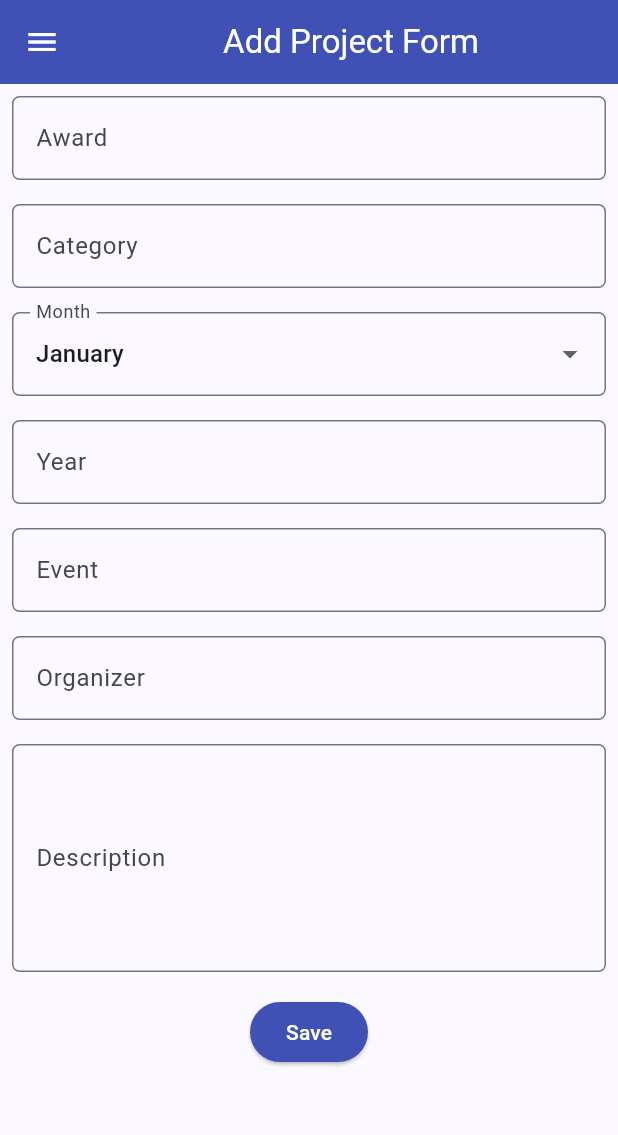
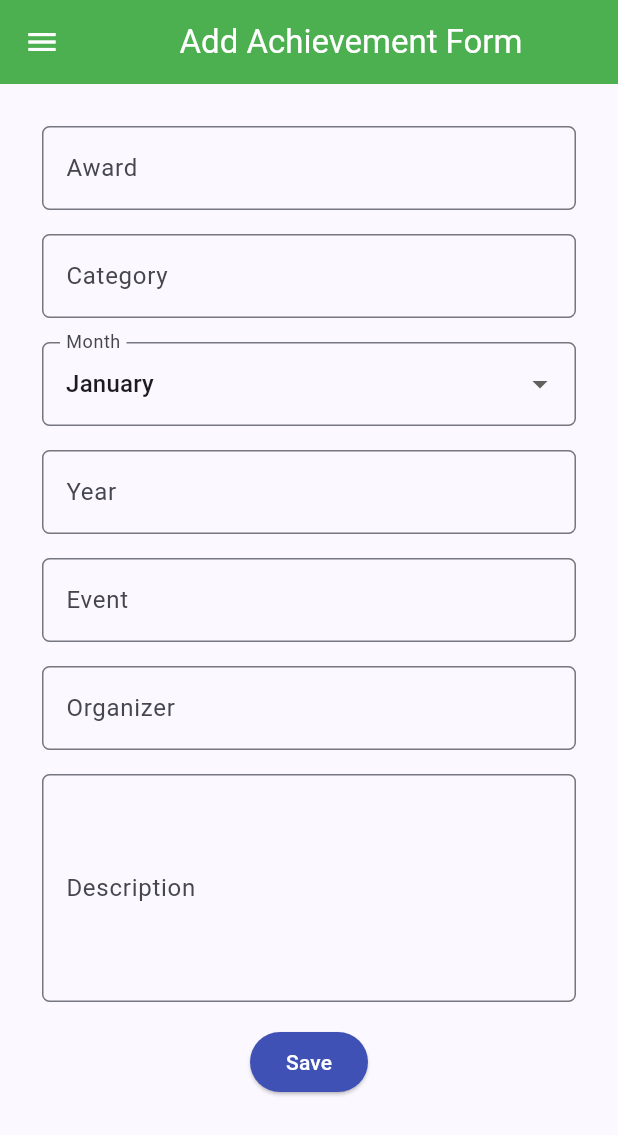
Before and after one commit to vlixl/myportofolio_mobile, a Flutter app: the screen it shows after launch, in the side drawer, after a tap on "Add Achievement", on a phone screen of 412 x 824 dp. Shown: the top 1135 px of the screen. Run offline on Flutter 3.47's test engine with Material 3 defaults, Android fonts, the phone set to English and light mode, and no system bars; our stand-ins replace material_ui.

Commit message:
refactor(achievement form): refactor and style achievement form

```diff
--- a/lib/screens/achievement_form.dart
+++ b/lib/screens/achievement_form.dart
@@ -36,29 +36,53 @@ class _AchievementFormPageState extends State<AchievementFormPage> {
 
   @override
   Widget build(BuildContext context) {
-    return Scaffold(
-      appBar: AppBar(
-        title: const Center(child: Text('Add Project Form')),
-        backgroundColor: Colors.indigo,
-        foregroundColor: Colors.white,
-      ),
-      drawer: const LeftDrawer(),
-      body: Form(
+
+    Widget form = Form(
       key: _formKey,
       child: SingleChildScrollView(
         child: Column(
           crossAxisAlignment: CrossAxisAlignment.start,
           children: [
-              // === Achievement Award ===
-              Padding(
+            _buildAwardField(),
+            _buildCategoryField(),
+            _buildMonthField(),
+            _buildYearField(),
+            _buildEventField(),
+            _buildOrganizerField(),
+            _buildDescriptionField(),
+            _buildSubmitButton(),
+          ],
+        ),
+      ),
+    );
+
+    return Scaffold(
+      appBar: AppBar(
+        title: const Center(child: Text('Add Achievement Form')),
+        backgroundColor: Colors.green,
+        foregroundColor: Colors.white,
+      ),
+      drawer: const LeftDrawer(),
+      body: SingleChildScrollView(
+        child: Center(
+          child: Container(
+            margin: const EdgeInsets.all(20),
+            constraints: const BoxConstraints(maxWidth: 600),
+            child: form,
+          ),
+        ),
+      ),
+    );
+  }
+
+  Widget _buildAwardField() {
+    return Padding(
       padding: const EdgeInsets.all(8.0),
       child: TextFormField(
         decoration: InputDecoration(
           hintText: "1st Place",
           labelText: "Award",
-                    border: OutlineInputBorder(
-                      borderRadius: BorderRadius.circular(5.0),
-                    ),
+          border: OutlineInputBorder(borderRadius: BorderRadius.circular(5.0)),
         ),
         onChanged: (String? value) {
           setState(() {
@@ -72,18 +96,17 @@ class _AchievementFormPageState extends State<AchievementFormPage> {
           return null;
         },
       ),
-              ),
+    );
+  }
 
-              // === Achievement Category ===
-              Padding(
+  Widget _buildCategoryField() {
+    return Padding(
       padding: const EdgeInsets.all(8.0),
       child: TextFormField(
         decoration: InputDecoration(
           hintText: "Example: Mathematics, English, etc. (Optional)",
           labelText: "Category",
-                    border: OutlineInputBorder(
-                      borderRadius: BorderRadius.circular(5.0),
-                    ),
+          border: OutlineInputBorder(borderRadius: BorderRadius.circular(5.0)),
         ),
         onChanged: (String? value) {
           setState(() {
@@ -91,25 +114,22 @@ class _AchievementFormPageState extends State<AchievementFormPage> {
           });
         },
       ),
-              ),
+    );
+  }
 
-              // === Award Month ===
-              Padding(
+  Widget _buildMonthField() {
+    return Padding(
       padding: const EdgeInsets.all(8.0),
       child: DropdownButtonFormField<String>(
         decoration: InputDecoration(
           labelText: "Month",
-                    border: OutlineInputBorder(
-                      borderRadius: BorderRadius.circular(5.0),
-                    ),
+          border: OutlineInputBorder(borderRadius: BorderRadius.circular(5.0)),
         ),
         initialValue: _month,
         items: _months
             .map(
-                        (category) => DropdownMenuItem(
-                          value: category,
-                          child: Text(category),
-                        ),
+              (category) =>
+                  DropdownMenuItem(value: category, child: Text(category)),
             )
             .toList(),
         onChanged: (String? newValue) {
@@ -118,18 +138,17 @@ class _AchievementFormPageState extends State<AchievementFormPage> {
           });
         },
       ),
-              ),
+    );
+  }
 
-              // === Achievement Year ===
-              Padding(
+  Widget _buildYearField() {
+    return Padding(
       padding: const EdgeInsets.all(8.0),
       child: TextFormField(
         decoration: InputDecoration(
           hintText: "2026",
           labelText: "Year",
-                    border: OutlineInputBorder(
-                      borderRadius: BorderRadius.circular(5.0),
-                    ),
+          border: OutlineInputBorder(borderRadius: BorderRadius.circular(5.0)),
         ),
         onChanged: (String? value) {
           setState(() {
@@ -140,28 +159,26 @@ class _AchievementFormPageState extends State<AchievementFormPage> {
           if (value == null || value.trim().isEmpty) {
             return "Year must not be empty!";
           } else {
-
             final num = int.tryParse(value);
 
-                      if (num == null || num < 0){
+            if (num == null || num < 0) {
               return "Year must be a positive number!";
             }
           }
           return null;
         },
       ),
-              ),
+    );
+  }
 
-              // === Achievement Event ===
-              Padding(
+  Widget _buildEventField() {
+    return Padding(
       padding: const EdgeInsets.all(8.0),
       child: TextFormField(
         decoration: InputDecoration(
           hintText: "Example: Olimpiade Sains Nasional",
           labelText: "Event",
-                    border: OutlineInputBorder(
-                      borderRadius: BorderRadius.circular(5.0),
-                    ),
+          border: OutlineInputBorder(borderRadius: BorderRadius.circular(5.0)),
         ),
         onChanged: (String? value) {
           setState(() {
@@ -175,18 +192,17 @@ class _AchievementFormPageState extends State<AchievementFormPage> {
           return null;
         },
       ),
-              ),
+    );
+  }
 
-              // === Achievement Organization ===
-              Padding(
+  Widget _buildOrganizerField() {
+    return Padding(
       padding: const EdgeInsets.all(8.0),
       child: TextFormField(
         decoration: InputDecoration(
           hintText: "Example: Pusat Prestasi Nasional",
           labelText: "Organizer",
-                    border: OutlineInputBorder(
-                      borderRadius: BorderRadius.circular(5.0),
-                    ),
+          border: OutlineInputBorder(borderRadius: BorderRadius.circular(5.0)),
         ),
         onChanged: (String? value) {
           setState(() {
@@ -194,19 +210,18 @@ class _AchievementFormPageState extends State<AchievementFormPage> {
           });
         },
       ),
-              ),
+    );
+  }
 
-              // === Description ===
-              Padding(
+  Widget _buildDescriptionField() {
+    return Padding(
       padding: const EdgeInsets.all(8.0),
       child: TextFormField(
         maxLines: 5,
         decoration: InputDecoration(
           hintText: "Achievement Description",
           labelText: "Description",
-                    border: OutlineInputBorder(
-                      borderRadius: BorderRadius.circular(5.0),
-                    ),
+          border: OutlineInputBorder(borderRadius: BorderRadius.circular(5.0)),
         ),
         onChanged: (String? value) {
           setState(() {
@@ -220,10 +235,11 @@ class _AchievementFormPageState extends State<AchievementFormPage> {
           return null;
         },
       ),
-              ),
+    );
+  }
 
-              // === Tombol Simpan ===
-              Align(
+  Widget _buildSubmitButton() {
+    return Align(
       alignment: Alignment.bottomCenter,
       child: Padding(
         padding: const EdgeInsets.all(8.0),
@@ -236,10 +252,19 @@ class _AchievementFormPageState extends State<AchievementFormPage> {
               showDialog(
                 context: context,
                 builder: (context) {
-                            return AlertDialog(
-                              title: const Text('Proyek berhasil ditambahkan!'),
-                              content: SingleChildScrollView(
-                                child: Column(
+                  return _buildFormReport();
+                },
+              );
+            }
+          },
+          child: const Text("Save", style: TextStyle(color: Colors.white)),
+        ),
+      ),
+    );
+  }
+
+  Widget _buildFormReport() {
+    Widget report = Column(
       crossAxisAlignment: CrossAxisAlignment.start,
       children: [
         Text('Award: $_award'),
@@ -250,8 +275,11 @@ class _AchievementFormPageState extends State<AchievementFormPage> {
         Text('Organization: $_organizer'),
         Text('Description: $_description'),
       ],
-                                ),
-                              ),
+    );
+
+    return AlertDialog(
+      title: const Text('Proyek berhasil ditambahkan!'),
+      content: SingleChildScrollView(child: report),
       actions: [
         TextButton(
           child: const Text('OK'),
@@ -262,21 +290,5 @@ class _AchievementFormPageState extends State<AchievementFormPage> {
         ),
       ],
     );
-                          },
-                        );
-                      }
-                    },
-                    child: const Text(
-                      "Save",
-                      style: TextStyle(color: Colors.white),
-                    ),
-                  ),
-                ),
-              ),
-            ],
-          ),
-        ),
-      ),
-    );
   }
 }
```
Lines whose indentation alone changed are shown as unchanged.
